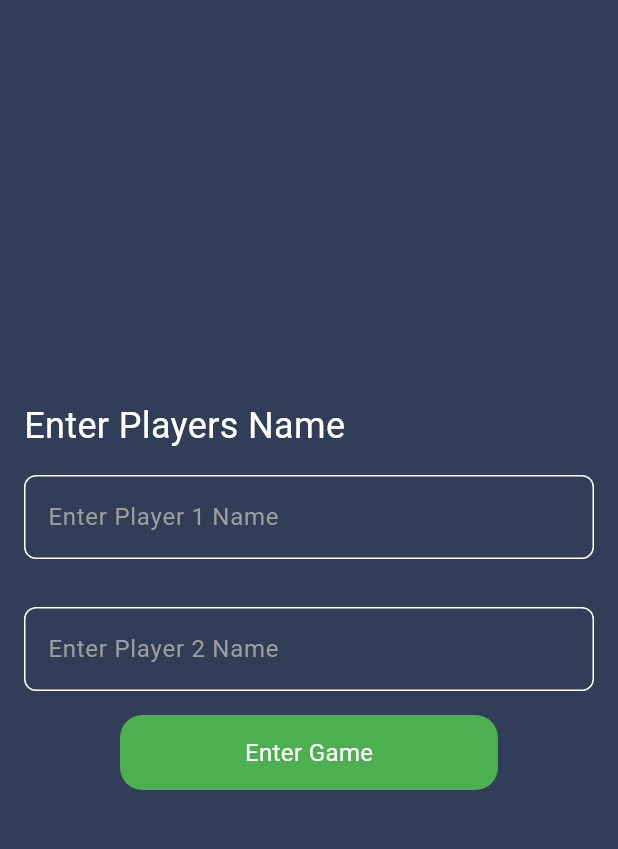
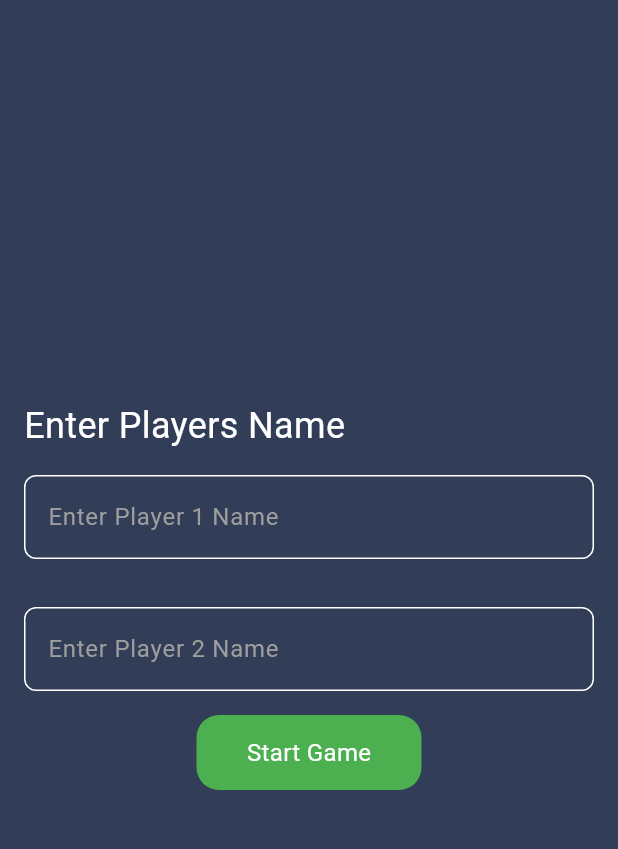
Before and after one commit to AhmedKhedr1/Tic_Tac_Toe, a Flutter app: the screen it shows after launch, on a phone screen of 412 x 824 dp, the part 65-914 px from its top. Run offline on Flutter 3.47's test engine with Material 3 defaults, Android fonts, the phone set to English and light mode, and no system bars.

```diff
--- a/lib/Views/Home_View.dart
+++ b/lib/Views/Home_View.dart
@@ -67,7 +67,8 @@ class _HomeViewState extends State<HomeView> {
                 },
                 hint: 'Enter Player 2 Name',
               ),
-              GestureDetector(
+              Custom_button(
+                text: 'Start Game',
                 onTap: () {
                   if (formkey.currentState!.validate()) {
                     Navigator.push(context, MaterialPageRoute(
@@ -80,7 +81,7 @@ class _HomeViewState extends State<HomeView> {
                     ));
                   }
                 },
-                  child:  Custom_button(text: 'Enter Game',))
+              )
             ],
           ),
         ),
--- a/lib/Widgets/Custom_Button.dart
+++ b/lib/Widgets/Custom_Button.dart
@@ -3,15 +3,16 @@ import 'package:flutter/material.dart';
 
 class Custom_button extends StatelessWidget {
    Custom_button({
-    super.key,required this.text
+    super.key,required this.text,required this.onTap
   });
 String text;
+void Function()? onTap;
   @override
   Widget build(BuildContext context) {
-    return Padding(
-      padding: const EdgeInsets.symmetric(horizontal: 64),
+    return GestureDetector(
+      onTap:onTap ,
       child: Container(
-        width: double.infinity,
+        width: 150,
         height: 50,
         decoration: BoxDecoration(
             color: Colors.green, borderRadius: BorderRadius.circular(15)),
--- a/lib/Widgets/Custom_TextField.dart
+++ b/lib/Widgets/Custom_TextField.dart
@@ -1,5 +1,6 @@
 
 import 'package:flutter/material.dart';
+import 'package:flutter/services.dart';
 
 class Custom_TextField extends StatelessWidget {
   const Custom_TextField({
@@ -32,6 +33,7 @@ final TextEditingController? controller;
             borderSide: const BorderSide(color: Colors.white),
             borderRadius: BorderRadius.circular(8),)
         ),
+        inputFormatters: [LengthLimitingTextInputFormatter(10)],
       ),
     );
   }
```
Also changed, not shown: lib/Views/Game_View.dart (+25 -3 lines). Lines whose indentation alone changed are shown as unchanged.
